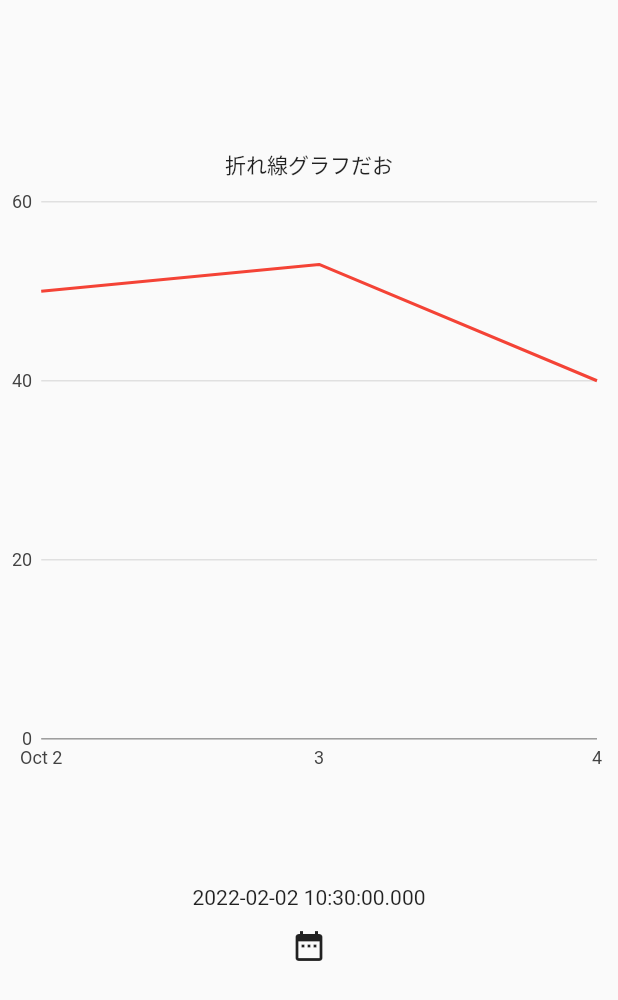
After one commit to koshkamq/flutter_originalproduct, a Flutter app: the DietPage screen opened directly, on a phone screen of 412 x 824 dp. The commit adds this screen. Shown: the top 1000 px of the screen. Run offline on Flutter 3.47's test engine with Material 2 defaults, Android fonts, the phone set to English and light mode, and no system bars; our stand-ins replace charts_flutter, cloud_firestore, firebase_auth, firebase_core, firebase_storage, image_picker; accounts and stored records are empty.

Commit message:
タイムラインページの調整 //ダイエットページの追加を検討

```diff
--- /dev/null
+++ b/lib/view/diet/diet_page.dart
@@ -0,0 +1,92 @@
+import 'package:flutter/material.dart';
+import 'package:charts_flutter/flutter.dart' as charts;
+import 'package:intl/intl.dart';
+import 'package:flutter_localizations/flutter_localizations.dart';
+
+class DietPage extends StatefulWidget {
+  const DietPage({Key? key}) : super(key: key);
+
+  @override
+  _DietPageState createState() => _DietPageState();
+}
+
+class _DietPageState extends State<DietPage> {
+  var _date = DateTime.now();
+  //日付選択の処理
+  void onPressedRaisedButton() async {
+    final DateTime? picked = await showDatePicker(
+        locale: const Locale("ja"),
+        context: context,
+        initialDate: _date,
+        firstDate: new DateTime(2018),
+        lastDate: new DateTime.now().add(new Duration(days: 360)));
+
+    if (picked != null) {
+      // 日時反映
+      setState(() => _date = picked);
+    }
+  }
+
+  @override
+  Widget build(BuildContext context) {
+    return Scaffold(
+      body: Center(
+        child: Column(
+          mainAxisAlignment: MainAxisAlignment.center,
+          children: [
+            Text('折れ線グラフだお'),
+            Container(
+              height: 400,
+              //グラフ表示部分
+              child: charts.TimeSeriesChart(
+                _createWeightData(weightList),
+              ),
+            ),
+            Container(
+                padding: const EdgeInsets.all(70.0),
+                child: Column(
+                  children: <Widget>[
+                    // 日時表示部分
+                    Center(child: Text("${_date}")),
+                    // DatePicker表示ボタン。
+                    new IconButton(
+                      onPressed: () => onPressedRaisedButton(),
+                      icon: Icon(Icons.date_range),
+                    )
+                  ],
+                )),
+          ],
+        ),
+      ),
+    );
+  }
+}
+
+///日付と体重を持つクラスを作成
+class WeightData {
+  final DateTime date;
+  final double weight;
+
+  WeightData(this.date, this.weight);
+}
+
+//WeightDataのリストを作成。好きな日付と体重入れよう
+final weightList = <WeightData>[
+  WeightData(DateTime(2020, 10, 2), 50),
+  WeightData(DateTime(2020, 10, 3), 53),
+  WeightData(DateTime(2020, 10, 4), 40)
+];
+
+//上のリストからグラフに表示させるデータを生成
+List<charts.Series<WeightData, DateTime>> _createWeightData(
+    List<WeightData> weightList) {
+  return [
+    charts.Series<WeightData, DateTime>(
+      id: 'Muscles',
+      data: weightList,
+      colorFn: (_, __) => charts.MaterialPalette.red.shadeDefault,
+      domainFn: (WeightData weightData, _) => weightData.date,
+      measureFn: (WeightData weightData, _) => weightData.weight,
+    )
+  ];
+}
--- a/lib/view/time_line/time_line_page.dart
+++ b/lib/view/time_line/time_line_page.dart
@@ -84,7 +84,7 @@ class _TimeLinePageState extends State<TimeLinePage> {
                           crossAxisAlignment: CrossAxisAlignment.start,
                           children: [
                             CircleAvatar(
-                              radius: 30,
+                              radius: 20,
                               foregroundImage: NetworkImage(postAccount.imagePath),
                             ),
                             SizedBox(width: 8,),
@@ -98,14 +98,14 @@ class _TimeLinePageState extends State<TimeLinePage> {
                                       children: [
                                         Row(
                                           children: [
-                                            Text(postAccount.name, style: TextStyle(fontWeight: FontWeight.bold, fontSize: 20)),
+                                            Text(postAccount.name, style: TextStyle(fontWeight: FontWeight.bold, fontSize: 15)),
                                             Text('@${postAccount.userId}', style: TextStyle(color: Colors.grey)),
                                           ],
                                         ),
                                         Text(DateFormat('yyyy/M/d H:mm').format(post.createdTime!.toDate())),
                                       ],
                                     ),
-                                    Text(post.content, style: TextStyle(fontSize: 18),),
+                                    Text(post.content, style: TextStyle(fontSize: 15),),
                                   ],
                                 ),
                               ),
--- a/pubspec.yaml
+++ b/pubspec.yaml
@@ -29,6 +29,8 @@ environment:
 dependencies:
   flutter:
     sdk: flutter
+  flutter_localizations:
+    sdk: flutter
 
 
   # The following adds the Cupertino Icons font to your application.
@@ -40,6 +42,7 @@ dependencies:
   firebase_auth: ^3.3.5
   firebase_storage: ^10.2.5
   cloud_firestore: ^3.1.6
+  charts_flutter: ^0.12.0
 
 dev_dependencies:
   flutter_test:
```
Also changed, not shown: lib/main.dart (+9 -1 lines), lib/model/diet.dart (added, +9 -0 lines), lib/utils/firestore/posts.dart (+34 -16 lines), lib/view/screen.dart (+5 -5 lines), pubspec.lock.
